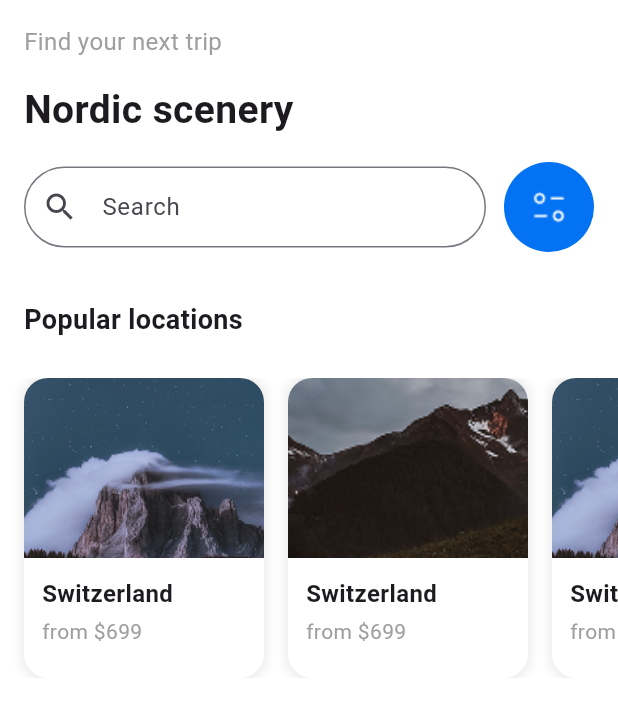
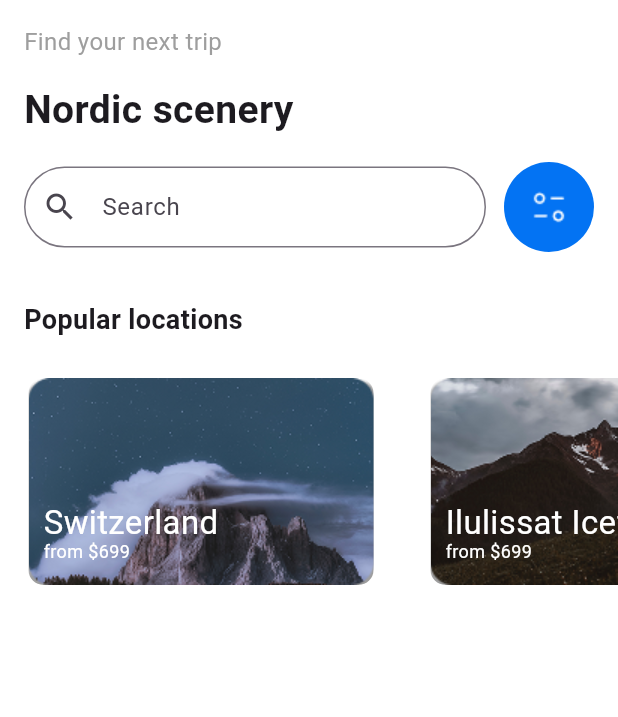
Before and after one commit to VisutSEM/Siem-Reap-Tour-App, a Flutter app: the FrontPage screen opened directly, on a phone screen of 412 x 824 dp. Shown: the top 717 px of the screen. Run offline on Flutter 3.47's test engine with Material 3 defaults, Android fonts, the phone set to English and light mode, and no system bars; our stand-ins replace get; Roboto replaces fonts that are missing (Poppins).

Commit message:
Update View Images

```diff
--- a/assets/data/image_data.json
+++ b/assets/data/image_data.json
@@ -8,7 +8,7 @@
   {
     "id" : 2,
     "image" : "assets/images/Rectangle 463.png",
-    "tile": "Switzerland",
+    "tile": "Ilulissat Icefjord",
     "body" : "from $699"
   },
   {
--- a/lib/screen/front_page.dart
+++ b/lib/screen/front_page.dart
@@ -73,97 +73,66 @@ class FrontPage extends StatelessWidget {
           SizedBox(height: 10),
           // Fixed horizontal list
           SizedBox(
-            height: 200,
+            height: 138,
             child: Obx(() {
-              // Check if loading
               if (imgControl.isLoading.value) {
-                return Center(
-                  child: CircularProgressIndicator(color: Colors.blueAccent),
-                );
+                return CircularProgressIndicator(color: kBgColor);
               }
-
-              // Check if empty
               if (imgControl.imgCtr.isEmpty) {
-                return Center(child: Text("No locations available"));
+                return Center(child: Text("No data"));
               }
-
-              // Return the ListView
               return ListView.builder(
                 scrollDirection: Axis.horizontal,
-                padding: EdgeInsets.symmetric(horizontal: 16),
                 itemCount: imgControl.imgCtr.length,
                 itemBuilder: (context, index) {
-                  final imgModel = imgControl.imgCtr[index];
-
-                  return Container(
-                    margin: EdgeInsets.only(right: 16),
+                  final ImgModel = imgControl.imgCtr[index];
+                  return Padding(
+                    padding: const EdgeInsets.symmetric(horizontal: 19),
+                    child: ClipRRect(
+                      borderRadius: BorderRadiusGeometry.circular(10),
+                      child: Container(
+                        width: 230,
+                        height: 138,
                         decoration: BoxDecoration(
-                      color: Colors.white,
-                      borderRadius: BorderRadius.circular(16),
+                          color: Colors.transparent,
+                          borderRadius: BorderRadius.circular(10),
                           boxShadow: [
                             BoxShadow(
-                          color: Colors.grey.withOpacity(0.2),
-                          spreadRadius: 2,
-                          blurRadius: 5,
+                              blurRadius: 1,
+                              spreadRadius: 1,
+                              color: Colors.grey,
+                              offset: Offset(1, 4),
                             ),
                           ],
                         ),
-                    height: 200,
-                    width: 160,
-                    child: Column(
-                      crossAxisAlignment: CrossAxisAlignment.start,
+                        child: Stack(
                           children: [
-                        // Image
-                        ClipRRect(
-                          borderRadius: BorderRadius.only(
-                            topLeft: Radius.circular(16),
-                            topRight: Radius.circular(16),
-                          ),
-                          child: Image.asset(
-                            imgModel.image,
-                            height: 120,
-                            width: double.infinity,
-                            fit: BoxFit.cover,
-                            errorBuilder: (context, error, stackTrace) {
-                              return Container(
-                                height: 120,
-                                color: Colors.grey[300],
-                                child: Icon(
-                                  Icons.image_not_supported,
-                                  size: 50,
-                                  color: Colors.grey,
-                                ),
-                              );
-                            },
+                            Image.asset(ImgModel.image, fit: BoxFit.cover),
+                            Positioned(
+                              bottom: 26,
+                              left: 10,
+                              child: Text(
+                                ImgModel.title,
+                                style: TextStyle(
+                                  fontSize: 22,
+                                  color: kWhiteColor,
                                 ),
                               ),
-                        // Content
-                        Padding(
-                          padding: const EdgeInsets.all(12),
-                          child: Column(
-                            crossAxisAlignment: CrossAxisAlignment.start,
-                            children: [
-                              Text(
-                                imgModel.title,
+                            ),
+                            Positioned(
+                              bottom: 14,
+                              left: 10,
+                              child: Text(
+                                ImgModel.body,
                                 style: TextStyle(
-                                  fontSize: 16,
-                                  fontWeight: FontWeight.bold,
+                                  fontSize: 12,
+                                  color: kWhiteColor,
                                 ),
-                                maxLines: 1,
-                                overflow: TextOverflow.ellipsis,
-                              ),
-                              SizedBox(height: 4),
-                              Text(
-                                imgModel.body,
-                                style: TextStyle(
-                                  fontSize: 14,
-                                  color: Colors.grey,
                               ),
                             ),
                           ],
                         ),
                       ),
-                      ],
                     ),
                   );
                 },
```
Lines whose indentation alone changed are shown as unchanged.
